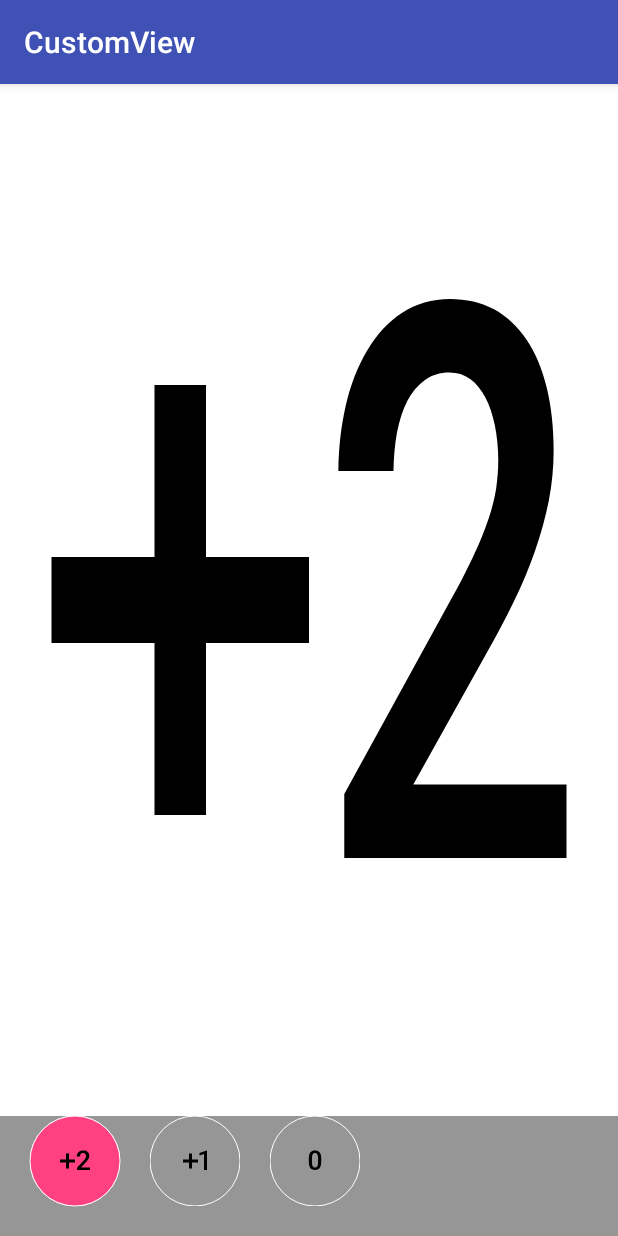
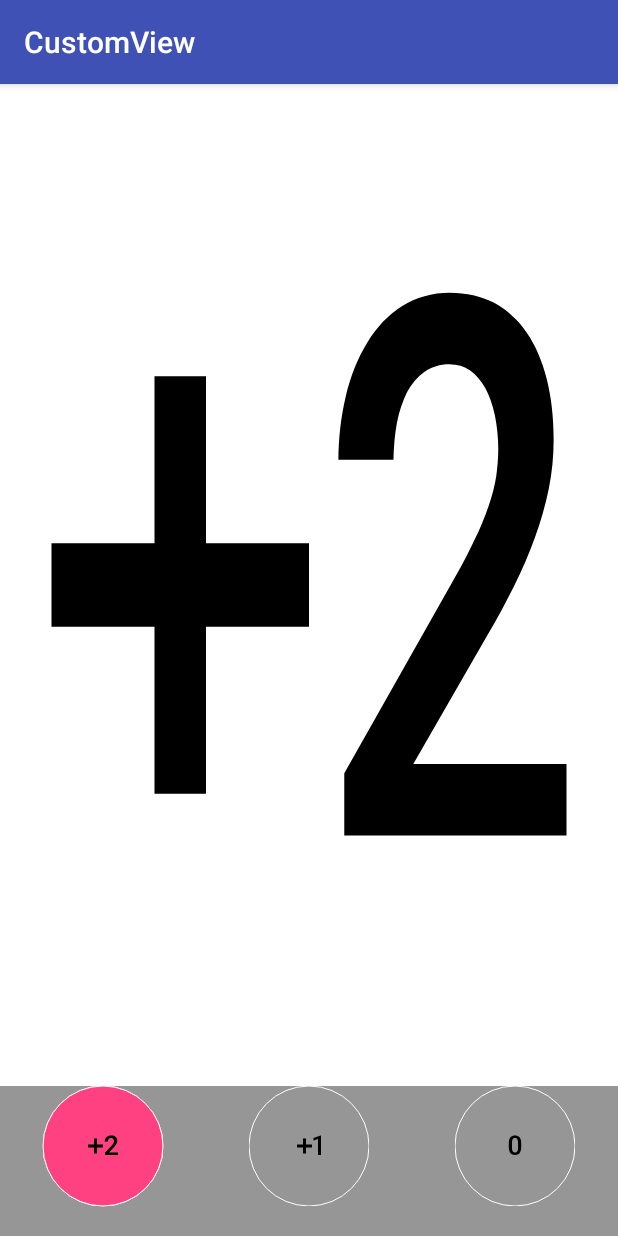
Before and after one commit to gaoqionglou/CustomView, an Android app: the screen it shows after launch (ViewGroupActivity), on a phone screen of 412 x 824 dp. Run offline under Robolectric (Android 15) with nearby library versions, the phone set to English and light mode, and no system bars.

Commit message:
indicator的控件居中显示

```diff
--- a/app/src/main/java/com/gaoql/customview/CustomViewGroup.java
+++ b/app/src/main/java/com/gaoql/customview/CustomViewGroup.java
@@ -33,7 +33,7 @@ public class CustomViewGroup extends ViewGroup {
      * 一个常量，用来计算绘制圆形贝塞尔曲线控制点的位置
      */
     private static final float C = 0.551915024494f;
-    private float radius = 20;
+    private float radius = 140f;
     /**
      * 圆形的控制点与数据点的差值
      */
@@ -44,8 +44,11 @@ public class CustomViewGroup extends ViewGroup {
     private float firstCenterX, firstCenterY;
     private Paint linePaint;
     private Paint paint;
-    private Paint ripplePaint;//环涟漪画笔
+    private Paint ripplePaint;//描边波浪，环涟漪画笔
     private Path path;
+    private int mWidth = 0;
+    private int mHeight=0;
+
     /**
      * 圆的4个点
      */
@@ -201,9 +204,6 @@ public class CustomViewGroup extends ViewGroup {
         /**
          * 下面处理ViewGroup 长宽是wrapcontent
          */
-        int width = 0;
-        int height = 0;
-        MarginLayoutParams layoutParams = null;
         int counts = getChildCount();
         measure(widthMode, heightMode, widthSize, heightSize, counts);
 
@@ -223,6 +223,8 @@ public class CustomViewGroup extends ViewGroup {
         if (widthMode == MeasureSpec.EXACTLY && heightMode == MeasureSpec.EXACTLY) {
             //MATCH_PARENT 设置为上层容器推荐的长 宽
 //           Log.e(TAG,"ViewGroup,w-"+widthSize+",h-"+heightSize);
+            mWidth = widthSize;
+            mHeight= heightSize;
             setMeasuredDimension(widthSize, heightSize);
             return;
         }
@@ -255,6 +257,8 @@ public class CustomViewGroup extends ViewGroup {
             width = widthSize;
         }
 //        Log.e(TAG,"ViewGroup,w-"+width+",h-"+height);
+        mWidth = width;
+        mHeight= height;
         setMeasuredDimension(width, height);
     }
 
@@ -271,14 +275,21 @@ public class CustomViewGroup extends ViewGroup {
     protected void onLayout(boolean changed, int l, int t, int r, int b) {
         //将子View横向排列
         int w = l;//坐标
-        for (int i = 0; i < getChildCount(); i++) {
-            CircleButton childView = (CircleButton) getChildAt(i);
+        float d =  mWidth/getChildCount();
+        float diff = 0;
+        for (int i = 1; i <=getChildCount(); i++) {
+            CircleButton childView = (CircleButton) getChildAt(i-1);
             radius = childView.getRadius();
             int childWith = childView.getMeasuredWidth();
             int childHeight = childView.getMeasuredHeight();
             MarginLayoutParams clp = (MarginLayoutParams) childView.getLayoutParams();
+            Log.e(TAG,"-DIFF-"+diff);
+            float left = d*i-d/2-radius;
+            float right = left+2*radius;
             w += childWith + clp.leftMargin + clp.rightMargin;
-            childView.layout(w - childWith, t, w, childHeight);
+            Log.e(TAG,"left-"+left+",top-"+t+",right-"+right+",height-"+childHeight);
+            childView.layout((int)left/*w - childWith*/, t, /*w*/(int)right, childHeight);
+
         }
 
     }
--- a/app/src/main/res/layout/activity_viewgroup.xml
+++ b/app/src/main/res/layout/activity_viewgroup.xml
@@ -49,7 +49,7 @@
                 android:layout_height="wrap_content"
                 android:layout_margin="10dp"
                 circleButton:backgroundDrawable="@drawable/ic_exposure_plus_2_black_24dp"
-                circleButton:radius="30dp" />
+                circleButton:radius="40dp" />
 
             <com.gaoql.customview.CircleButton
                 android:id="@+id/btn2"
@@ -57,7 +57,7 @@
                 android:layout_height="wrap_content"
                 android:layout_margin="10dp"
                 circleButton:backgroundDrawable="@drawable/ic_exposure_plus_1_black_24dp"
-                circleButton:radius="30dp" />
+                circleButton:radius="40dp" />
 
             <com.gaoql.customview.CircleButton
                 android:id="@+id/btn3"
@@ -65,7 +65,7 @@
                 android:layout_height="wrap_content"
                 android:layout_margin="10dp"
                 circleButton:backgroundDrawable="@drawable/ic_exposure_zero_black_24dp"
-                circleButton:radius="30dp" />
+                circleButton:radius="40dp" />
         </com.gaoql.customview.CustomViewGroup>
     </com.gaoql.customview.CustomRelativeLayout>
 </RelativeLayout>
```
